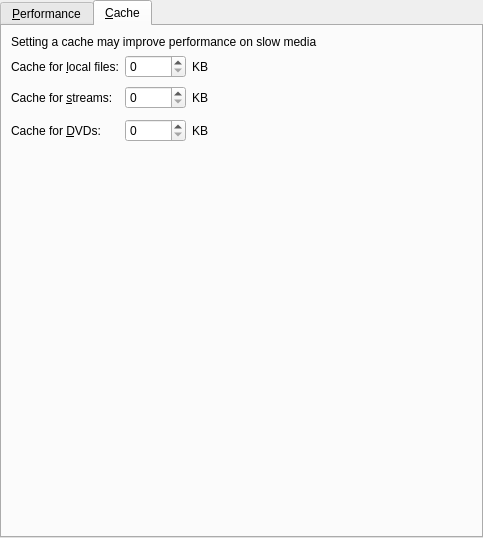
This is src/prefperformance.ui in wilbert2000/wzplayer as Qt 5 draws it before an edit. The edited form follows.
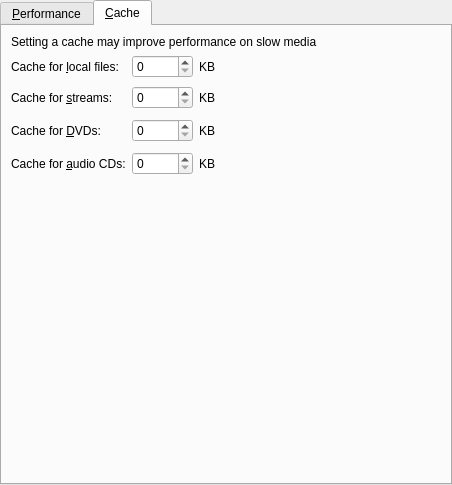
This is the edited form. The open tabs and pages were chosen to show the change. Icons and pictures are not drawn. Custom widgets are drawn as their Qt base class.

Commit message: Added an option in Preferences->Performance to set the cache for audio CDs.

```diff
--- a/src/prefperformance.ui
+++ b/src/prefperformance.ui
@@ -5,8 +5,8 @@
    <rect>
     <x>0</x>
     <y>0</y>
-    <width>483</width>
-    <height>538</height>
+    <width>452</width>
+    <height>485</height>
    </rect>
   </property>
   <property name="windowIcon" >
@@ -351,6 +351,33 @@
        <property name="spacing" >
         <number>6</number>
        </property>
+       <item row="4" column="2" >
+        <widget class="QLabel" name="label_10" >
+         <property name="text" >
+          <string>KB</string>
+         </property>
+        </widget>
+       </item>
+       <item row="4" column="1" >
+        <widget class="QSpinBox" name="cache_cds_spin" >
+         <property name="maximum" >
+          <number>10000</number>
+         </property>
+        </widget>
+       </item>
+       <item row="5" column="2" >
+        <spacer>
+         <property name="orientation" >
+          <enum>Qt::Vertical</enum>
+         </property>
+         <property name="sizeHint" >
+          <size>
+           <width>20</width>
+           <height>351</height>
+          </size>
+         </property>
+        </spacer>
+       </item>
        <item row="3" column="3" >
         <spacer>
          <property name="orientation" >
@@ -458,19 +485,6 @@
          </property>
         </widget>
        </item>
-       <item row="4" column="2" >
-        <spacer>
-         <property name="orientation" >
-          <enum>Qt::Vertical</enum>
-         </property>
-         <property name="sizeHint" >
-          <size>
-           <width>20</width>
-           <height>351</height>
-          </size>
-         </property>
-        </spacer>
-       </item>
        <item row="1" column="1" >
         <widget class="QSpinBox" name="cache_files_spin" >
          <property name="maximum" >
@@ -485,6 +499,29 @@
          </property>
         </widget>
        </item>
+       <item row="4" column="0" >
+        <widget class="QLabel" name="label_9" >
+         <property name="text" >
+          <string>Cache for &amp;audio CDs:</string>
+         </property>
+         <property name="buddy" >
+          <cstring>cache_cds_spin</cstring>
+         </property>
+        </widget>
+       </item>
+       <item row="4" column="3" >
+        <spacer>
+         <property name="orientation" >
+          <enum>Qt::Horizontal</enum>
+         </property>
+         <property name="sizeHint" >
+          <size>
+           <width>221</width>
+           <height>27</height>
+          </size>
+         </property>
+        </spacer>
+       </item>
       </layout>
      </widget>
     </widget>
```
Left out of the diff: 3 changed lines with no effect on the pictures. The commit also changes 3 other files.
